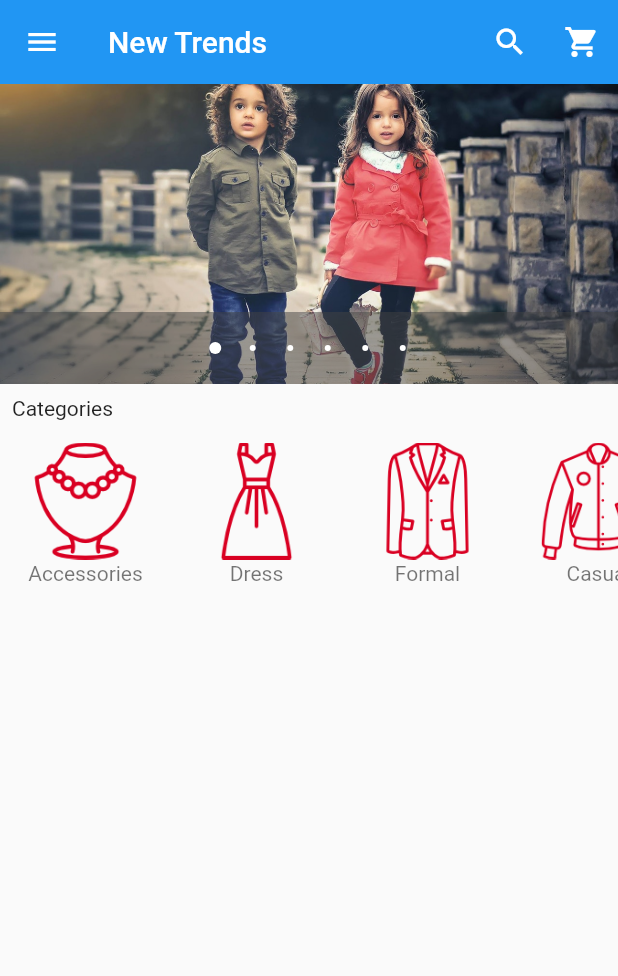
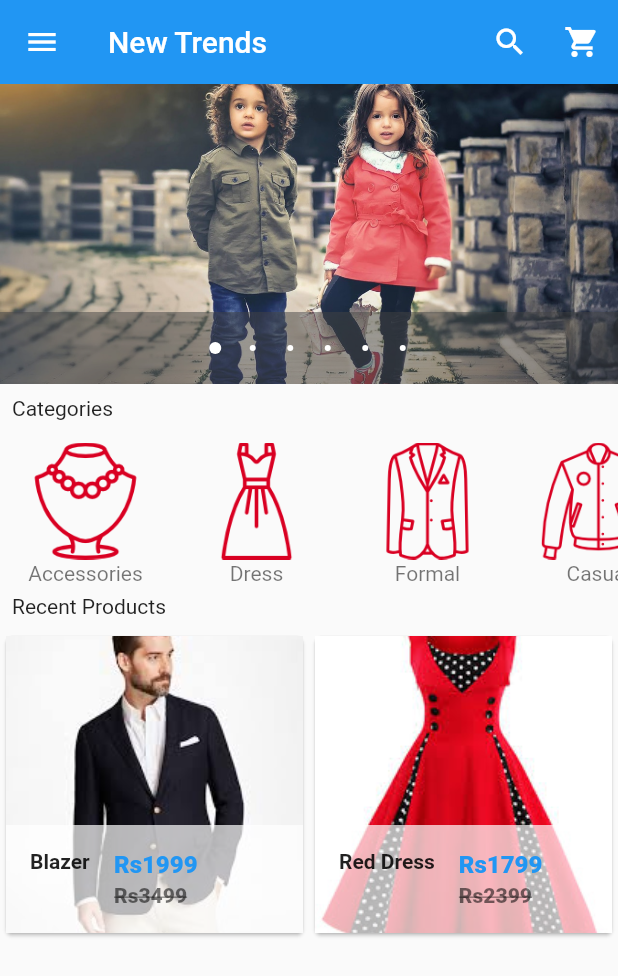
Before and after one commit to realsst1/new_trends, a Flutter app: the screen it shows after launch, on a phone screen of 412 x 824 dp. Shown: the top 976 px of the screen. Run offline on Flutter 3.47's test engine with Material 2 defaults, Android fonts, the phone set to English and light mode, and no system bars; drawn by our look-alikes of carousel_pro.

Commit message:
grid view added

```diff
--- /dev/null
+++ b/lib/components/products.dart
@@ -0,0 +1,103 @@
+import 'package:flutter/material.dart';
+import 'package:new_trends/pages/product_details.dart';
+
+class Products extends StatefulWidget {
+  @override
+  _ProductsState createState() => _ProductsState();
+}
+
+class _ProductsState extends State<Products> {
+
+  var productList=[
+    {
+      "name":"Blazer",
+      "picture":"images/products/blazer1.jpeg",
+      "old_price":3499,
+      "price":1999
+    },
+    {
+      "name":"Red Dress",
+      "picture":"images/products/dress1.jpeg",
+      "old_price":2399,
+      "price":1799
+    }
+  ];
+
+  @override
+  Widget build(BuildContext context) {
+    return GridView.builder(
+        itemCount: productList.length,
+        gridDelegate: new SliverGridDelegateWithFixedCrossAxisCount(crossAxisCount: 2),
+        itemBuilder: (BuildContext context,int i){
+          return SingleProduct(
+            productName: productList[i]['name'],
+            productPicture: productList[i]['picture'],
+            oldPrice: productList[i]['old_price'],
+            price: productList[i]['price'],
+          );
+        }
+    );
+  }
+}
+
+class SingleProduct extends StatelessWidget {
+  final productName;
+  final productPicture;
+  final oldPrice;
+  final price;
+
+  SingleProduct({
+    this.productName,
+    this.productPicture,
+    this.oldPrice,
+    this.price
+  });
+
+  @override
+  Widget build(BuildContext context) {
+    return Card(
+      child: Hero(
+        tag: productName,
+        child: new Material(
+          child: InkWell(
+            onTap: ()=>Navigator.of(context).push(new MaterialPageRoute(
+                builder: (context)=>new ProductDetails()
+            )),
+            child: new GridTile(
+              footer: new Container(
+                color: Colors.white70,
+                child: new ListTile(
+                  leading: new Text(
+                      productName,
+                    style: new TextStyle(
+                      fontWeight: FontWeight.bold
+                    ),
+                  ),
+                  title: new Text(
+                      "Rs"+price.toString(),
+                      style: new TextStyle(
+                        fontWeight: FontWeight.w800,
+                        color: Colors.blue
+                      ),
+                  ),
+                  subtitle: new Text(
+                    "Rs"+oldPrice.toString(),
+                    style: new TextStyle(
+                      fontWeight: FontWeight.w800,
+                      color: Colors.black54,
+                      decoration:TextDecoration.lineThrough
+                    ),
+                  ),
+                ),
+              ),
+              child: Image.asset(
+                productPicture,
+                fit: BoxFit.cover,
+              ),
+            ),
+          ),
+        ),
+      ),
+    );
+  }
+}
--- a/lib/main.dart
+++ b/lib/main.dart
@@ -1,6 +1,7 @@
 import 'package:flutter/material.dart';
 import 'package:carousel_pro/carousel_pro.dart';
 import 'package:new_trends/components/horizontal_listview.dart';
+import 'package:new_trends/components/products.dart';
 
 void main()=>runApp(new MyApp());
 
@@ -162,7 +163,19 @@ class _HomePageState extends State<HomePage> {
             child: new Text("Categories"),
           ),
 
-          new HorizontalList()
+          new HorizontalList(),
+
+          new Padding(
+            padding: EdgeInsets.all(8.0),
+            child: new Text("Recent Products"),
+          ),
+
+          new Container(
+            height: 320.0,
+            child: Products(),
+          )
+
+
 
         ],
       ),
--- /dev/null
+++ b/lib/pages/product_details.dart
@@ -0,0 +1,13 @@
+import 'package:flutter/material.dart';
+
+class ProductDetails extends StatefulWidget {
+  @override
+  _ProductDetailsState createState() => _ProductDetailsState();
+}
+
+class _ProductDetailsState extends State<ProductDetails> {
+  @override
+  Widget build(BuildContext context) {
+    return Container();
+  }
+}
```
Also changed, not shown: pubspec.yaml (+11 -0 lines).
